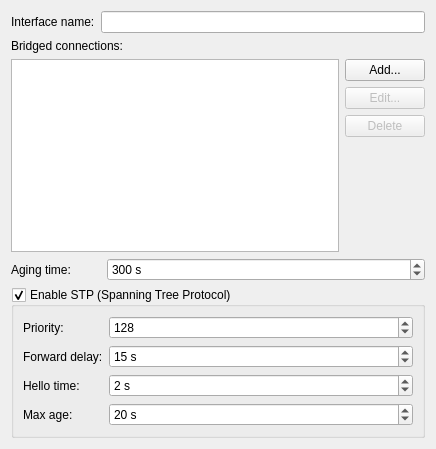
The window that lib/editor/ui/bridge.ui (KDE/plasma-nm) describes before a commit, drawn with Qt 5.
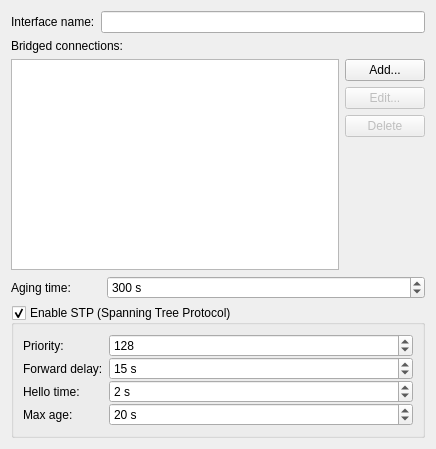
The same window after the commit. Icons and pictures are not drawn. Custom widgets are drawn as their Qt base class.

Commit message:
Add verticalSpacing property to QFormLayouts
This makes them not crash on instantiation, otherwise hitting an ASSERT
deep in Qt. (Which should be fixed, nevertheless.)

Diff of the .ui file:
```diff
--- a/lib/editor/ui/bridge.ui
+++ b/lib/editor/ui/bridge.ui
@@ -145,6 +145,9 @@
       <bool>true</bool>
      </property>
      <layout class="QFormLayout" name="formLayout">
+      <property name="verticalSpacing">
+       <number>0</number>
+      </property>
       <item row="0" column="0">
        <widget class="QLabel" name="label_3">
         <property name="text">
```
The commit also changes 12 other files.
